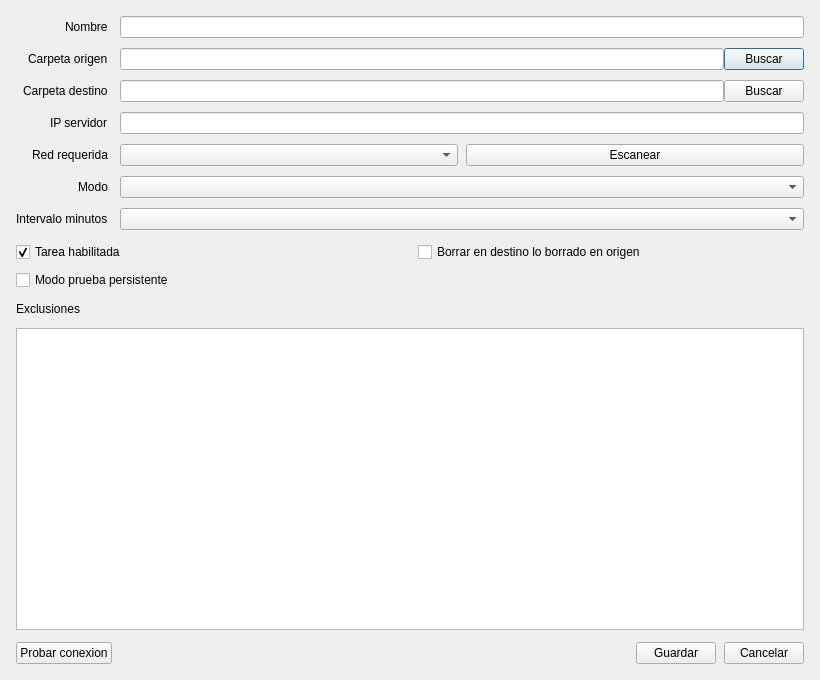
First picture: the form in app/ui/task_dialog.ui, repository drosell271/NAS-Backup, before the edit.
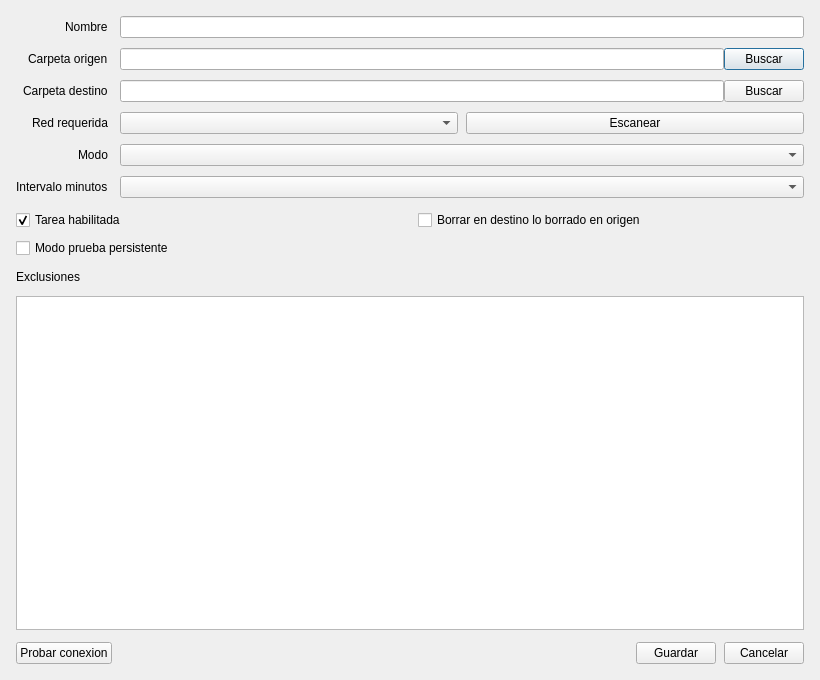
Second picture: the form after the edit.

Patch:
```diff
--- a/app/ui/task_dialog.ui
+++ b/app/ui/task_dialog.ui
@@ -32,20 +32,18 @@
        <item><widget class="QPushButton" name="browseDestinationButton"><property name="text"><string>Buscar</string></property></widget></item>
       </layout>
      </item>
-     <item row="3" column="0"><widget class="QLabel" name="serverIpLabel"><property name="text"><string>IP servidor</string></property></widget></item>
-     <item row="3" column="1"><widget class="QLineEdit" name="serverIpEdit"/></item>
-     <item row="4" column="0"><widget class="QLabel" name="networkLabel"><property name="text"><string>Red requerida</string></property></widget></item>
-     <item row="4" column="1">
+     <item row="3" column="0"><widget class="QLabel" name="networkLabel"><property name="text"><string>Red requerida</string></property></widget></item>
+     <item row="3" column="1">
       <layout class="QHBoxLayout" name="networkLayout">
        <property name="spacing"><number>8</number></property>
        <item><widget class="QComboBox" name="networkCombo"><property name="editable"><bool>false</bool></property></widget></item>
        <item><widget class="QPushButton" name="refreshNetworksButton"><property name="text"><string>Escanear</string></property></widget></item>
       </layout>
      </item>
-     <item row="5" column="0"><widget class="QLabel" name="modeLabel"><property name="text"><string>Modo</string></property></widget></item>
-     <item row="5" column="1"><widget class="QComboBox" name="modeCombo"/></item>
-     <item row="6" column="0"><widget class="QLabel" name="intervalLabel"><property name="text"><string>Intervalo minutos</string></property></widget></item>
-     <item row="6" column="1"><widget class="QComboBox" name="intervalCombo"/></item>
+     <item row="4" column="0"><widget class="QLabel" name="modeLabel"><property name="text"><string>Modo</string></property></widget></item>
+     <item row="4" column="1"><widget class="QComboBox" name="modeCombo"/></item>
+     <item row="5" column="0"><widget class="QLabel" name="intervalLabel"><property name="text"><string>Intervalo minutos</string></property></widget></item>
+     <item row="5" column="1"><widget class="QComboBox" name="intervalCombo"/></item>
     </layout>
    </item>
    <item>
```
